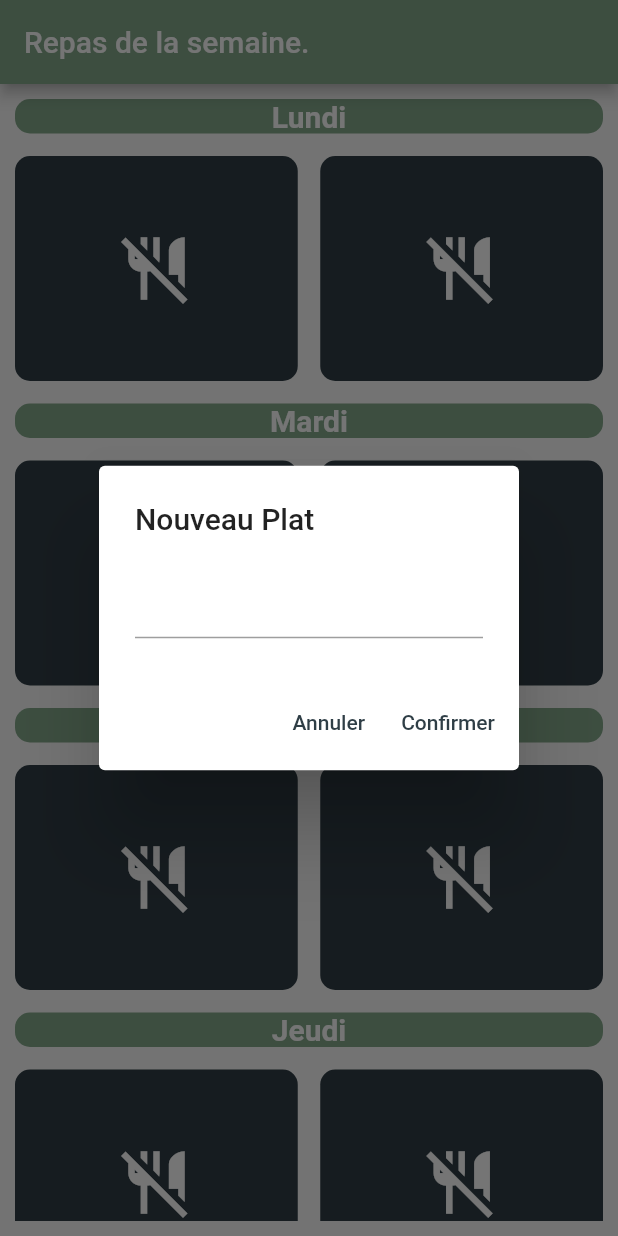
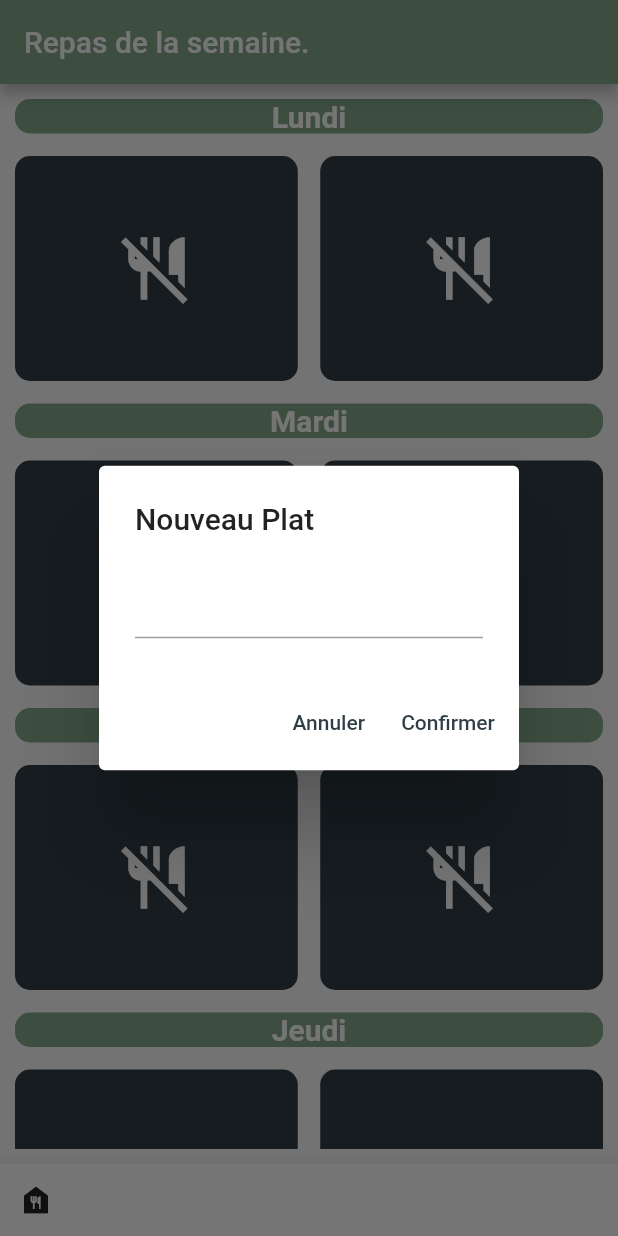
Before and after one commit to CedGitCode/MealOfTheWeek_Apps, a Flutter app: the screen it shows after launch, after a tap on the "no meals" icon, on a phone screen of 412 x 824 dp. Run offline on Flutter 3.47's test engine with Material 2 defaults, Android fonts, the phone set to English and light mode, and no system bars; missing offline and left inert: dart:ffi.

```diff
--- a/meals_week/lib/main.dart
+++ b/meals_week/lib/main.dart
@@ -1,14 +1,25 @@
 import 'package:flutter/material.dart';
+import 'package:provider/provider.dart';
 import 'dart:convert';
 
-import 'screens/mealsweek_screen.dart';
 import 'models/mealWeek.dart';
 import 'models/FileManager.dart';
+
+import 'screens/mealsweek_screen.dart';
+import 'screens/recipeidea_screen.dart';
+
+import 'providers/recipelist.dart';
 
 const String FILENAME = 'myJsonFile.json';
 
 void main() {
-  runApp(const MyApp());
+  runApp(
+    MultiProvider(providers: [
+      ChangeNotifierProvider(
+        create: (_) => RecipeList(),
+      ),
+    ], child: const MyApp()),
+  );
 }
 
 class MyApp extends StatefulWidget {
@@ -19,7 +30,6 @@ class MyApp extends StatefulWidget {
 }
 
 class _MyAppState extends State<MyApp> {
-
   // Will take the meal of json File.
   List<MealWeek> _dataOfWeeklyMeal = [];
 
@@ -30,13 +40,12 @@ class _MyAppState extends State<MyApp> {
     // Me permet de lire/écrire dans le fichier
     final FileManager _fileManager = FileManager(fileName: 'mealWeekJson.json');
 
-    _fileManager.readJson().then( (value) {
-
+    _fileManager.readJson().then((value) {
       Map<String, dynamic> transformJsonIntoMap = jsonDecode(value);
       print(transformJsonIntoMap);
 
       transformJsonIntoMap.forEach((key, value) {
-        _dataOfWeeklyMeal.add( MealWeek(key, value) );
+        _dataOfWeeklyMeal.add(MealWeek(key, value));
       });
 
       setState(() {});
@@ -47,12 +56,25 @@ class _MyAppState extends State<MyApp> {
   Widget build(BuildContext context) {
     return MaterialApp(
       theme: ThemeData(
-          textTheme: const TextTheme(
-            bodyText2: TextStyle(
-                fontSize: 30, fontWeight: FontWeight.bold, color: Colors.white),
-          )
+        textTheme: const TextTheme(
+          bodyText2: TextStyle(
+              fontSize: 30, fontWeight: FontWeight.bold, color: Colors.white),
+        ),
+        appBarTheme: const AppBarTheme(
+          color: Color.fromRGBO(132, 169, 140, 1),
+        )
       ),
-      home: _dataOfWeeklyMeal.isEmpty ? const Scaffold(body: Center(child:Text('Coucou'),),) : MealsWeekScreen(weeklyMeal: _dataOfWeeklyMeal),
+      home: _dataOfWeeklyMeal.isEmpty
+          ? const Scaffold(
+              body: Center(
+                child: Text('Coucou'),
+              ),
+            )
+          : MealsWeekScreen(weeklyMeal: _dataOfWeeklyMeal),
+      initialRoute: '/',
+      routes: {
+        '/recipeideaScreen': (context) => const RecipeIdeaScreen(),
+      },
     );
   }
 }
--- a/meals_week/lib/screens/mealsweek_screen.dart
+++ b/meals_week/lib/screens/mealsweek_screen.dart
@@ -17,7 +17,6 @@ class _MealsWeekScreenState extends State<MealsWeekScreen> {
     return Scaffold(
       appBar: AppBar(
         title: const Text('Repas de la semaine.'),
-        backgroundColor: Color.fromRGBO(132, 169, 140, 1),
       ),
       body: Container(
         margin: const EdgeInsets.all(10),
@@ -65,6 +64,17 @@ class _MealsWeekScreenState extends State<MealsWeekScreen> {
           },
         ),
       ),
+      bottomNavigationBar: BottomAppBar(
+        color: Colors.white,
+        child: Row(
+          children: [
+            IconButton(
+              onPressed: () => Navigator.of(context).pushNamed('/recipeideaScreen'),
+              icon: Icon(Icons.food_bank),
+            ),
+          ],
+        ),
+      ),
     );
   }
 }
--- a/meals_week/pubspec.yaml
+++ b/meals_week/pubspec.yaml
@@ -32,6 +32,7 @@ dependencies:
   flutter:
     sdk: flutter
   path_provider: ^2.0.11
+  provider: ^6.0.5
 
   # The following adds the Cupertino Icons font to your application.
   # Use with the CupertinoIcons class for iOS style icons.
```
Also changed, not shown: meals_week/lib/models/recipe.dart (added, +20 -0 lines), meals_week/lib/providers/recipelist.dart (added, +22 -0 lines), meals_week/lib/screens/recipeidea_screen.dart (added, +48 -0 lines), meals_week/lib/widgets/recipeitem.dart (added, +20 -0 lines), meals_week/pubspec.lock.
